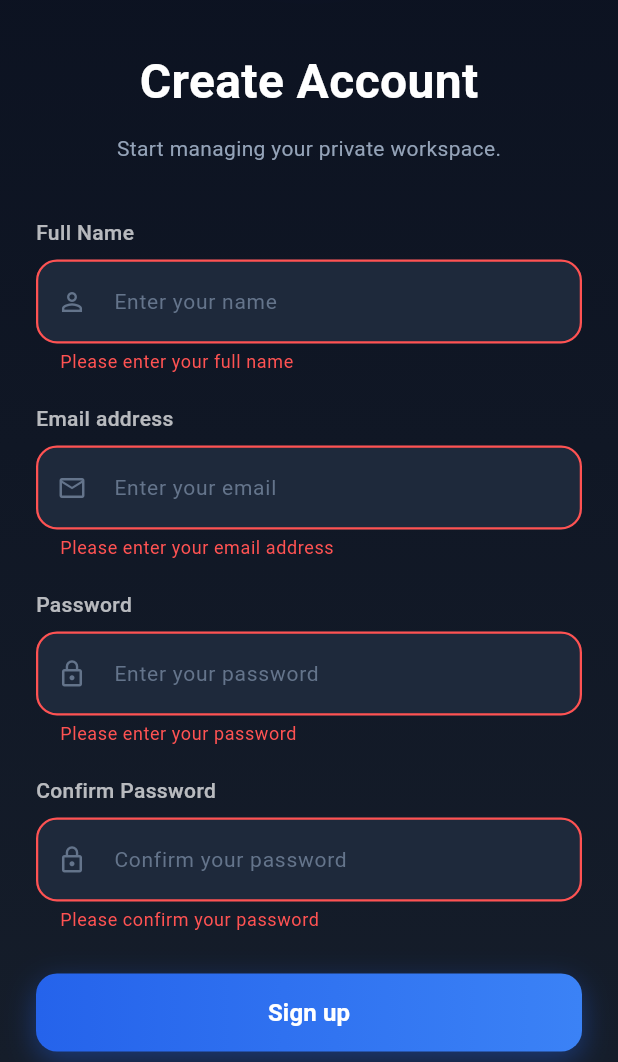
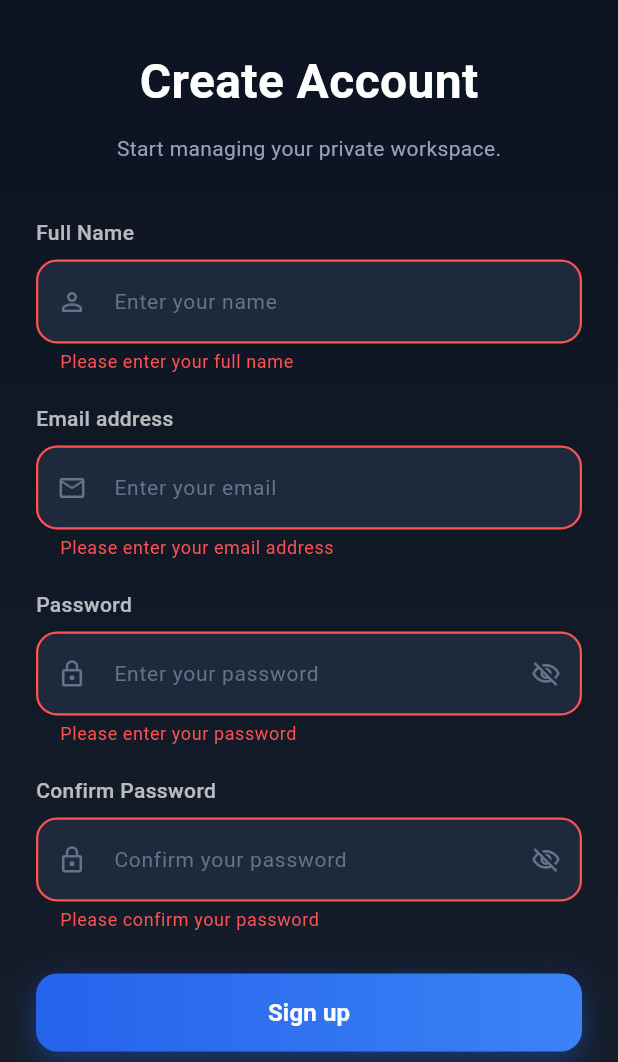
Before and after one commit to Thamindu16/billfold-application-fyp, a Flutter app: the RegisterView screen opened by its route, after a tap on "Sign up", on a phone screen of 412 x 824 dp, the part 174-1236 px from its top. Run offline on Flutter 3.47's test engine with Material 3 defaults, Android fonts, the phone set to English and light mode, and no system bars; our stand-ins replace local_auth, supabase_flutter; missing offline and left inert: file_selector; accounts and stored records are empty.

Commit message:
Add strong password validation, show/hide toggle and field validation to register page

```diff
--- a/lib/views/auth/register_view.dart
+++ b/lib/views/auth/register_view.dart
@@ -11,10 +11,13 @@ class RegisterView extends StatefulWidget {
 
 class _RegisterViewState extends State<RegisterView> {
   final _formKey = GlobalKey<FormState>();
+  final _confirmFieldKey = GlobalKey<FormFieldState<String>>();
   final _nameController = TextEditingController();
   final _emailController = TextEditingController();
   final _passwordController = TextEditingController();
   final _confirmPasswordController = TextEditingController();
+  bool _obscurePassword = true;
+  bool _obscureConfirmPassword = true;
 
   void _handleRegister() {
     if (_formKey.currentState!.validate()) {
@@ -120,10 +123,21 @@ class _RegisterViewState extends State<RegisterView> {
                     const SizedBox(height: 8),
                     TextFormField(
                       controller: _nameController,
+                      textCapitalization: TextCapitalization.words,
                       style: const TextStyle(color: Colors.white),
                       validator: (value) {
-                        if (value == null || value.trim().isEmpty) {
+                        final name = value?.trim() ?? '';
+                        if (name.isEmpty) {
                           return 'Please enter your full name';
+                        }
+                        if (name.length < 2) {
+                          return 'Name must be at least 2 characters';
+                        }
+                        if (!RegExp(
+                          r"^[\p{L}][\p{L}\s.'\-]*$",
+                          unicode: true,
+                        ).hasMatch(name)) {
+                          return 'Name can only contain letters and spaces';
                         }
                         return null;
                       },
@@ -184,14 +198,16 @@ class _RegisterViewState extends State<RegisterView> {
                     const SizedBox(height: 8),
                     TextFormField(
                       controller: _emailController,
+                      keyboardType: TextInputType.emailAddress,
                       style: const TextStyle(color: Colors.white),
                       validator: (value) {
-                        if (value == null || value.trim().isEmpty) {
+                        final email = value?.trim() ?? '';
+                        if (email.isEmpty) {
                           return 'Please enter your email address';
                         }
                         if (!RegExp(
                           r'^[\w-\.]+@([\w-]+\.)+[\w-]{2,4}$',
-                        ).hasMatch(value)) {
+                        ).hasMatch(email)) {
                           return 'Please enter a valid email address';
                         }
                         return null;
@@ -253,14 +269,32 @@ class _RegisterViewState extends State<RegisterView> {
                     const SizedBox(height: 8),
                     TextFormField(
                       controller: _passwordController,
-                      obscureText: true,
+                      obscureText: _obscurePassword,
                       style: const TextStyle(color: Colors.white),
+                      onChanged: (_) {
+                        // Re-check confirm password when password changes
+                        if (_confirmPasswordController.text.isNotEmpty) {
+                          _confirmFieldKey.currentState?.validate();
+                        }
+                      },
                       validator: (value) {
-                        if (value == null || value.trim().isEmpty) {
+                        if (value == null || value.isEmpty) {
                           return 'Please enter your password';
                         }
-                        if (value.length < 6) {
-                          return 'Password must be at least 6 characters';
+                        if (value.length < 8) {
+                          return 'Password must be at least 8 characters';
+                        }
+                        if (!RegExp(r'[A-Z]').hasMatch(value)) {
+                          return 'Password must contain an uppercase letter';
+                        }
+                        if (!RegExp(r'[a-z]').hasMatch(value)) {
+                          return 'Password must contain a lowercase letter';
+                        }
+                        if (!RegExp(r'[0-9]').hasMatch(value)) {
+                          return 'Password must contain a number';
+                        }
+                        if (!RegExp(r'[^A-Za-z0-9]').hasMatch(value)) {
+                          return 'Password must contain a symbol';
                         }
                         return null;
                       },
@@ -274,6 +308,20 @@ class _RegisterViewState extends State<RegisterView> {
                           Icons.lock_outline,
                           color: Color(0xFF64748B),
                           size: 20,
+                        ),
+                        suffixIcon: IconButton(
+                          icon: Icon(
+                            _obscurePassword
+                                ? Icons.visibility_off_outlined
+                                : Icons.visibility_outlined,
+                            color: const Color(0xFF64748B),
+                            size: 20,
+                          ),
+                          onPressed: () {
+                            setState(() {
+                              _obscurePassword = !_obscurePassword;
+                            });
+                          },
                         ),
                         filled: true,
                         fillColor: const Color(0xFF1E293B),
@@ -320,11 +368,12 @@ class _RegisterViewState extends State<RegisterView> {
                     ),
                     const SizedBox(height: 8),
                     TextFormField(
+                      key: _confirmFieldKey,
                       controller: _confirmPasswordController,
-                      obscureText: true,
+                      obscureText: _obscureConfirmPassword,
                       style: const TextStyle(color: Colors.white),
                       validator: (value) {
-                        if (value == null || value.trim().isEmpty) {
+                        if (value == null || value.isEmpty) {
                           return 'Please confirm your password';
                         }
                         if (value != _passwordController.text) {
@@ -342,6 +391,21 @@ class _RegisterViewState extends State<RegisterView> {
                           Icons.lock_outline,
                           color: Color(0xFF64748B),
                           size: 20,
+                        ),
+                        suffixIcon: IconButton(
+                          icon: Icon(
+                            _obscureConfirmPassword
+                                ? Icons.visibility_off_outlined
+                                : Icons.visibility_outlined,
+                            color: const Color(0xFF64748B),
+                            size: 20,
+                          ),
+                          onPressed: () {
+                            setState(() {
+                              _obscureConfirmPassword =
+                                  !_obscureConfirmPassword;
+                            });
+                          },
                         ),
                         filled: true,
                         fillColor: const Color(0xFF1E293B),
```
